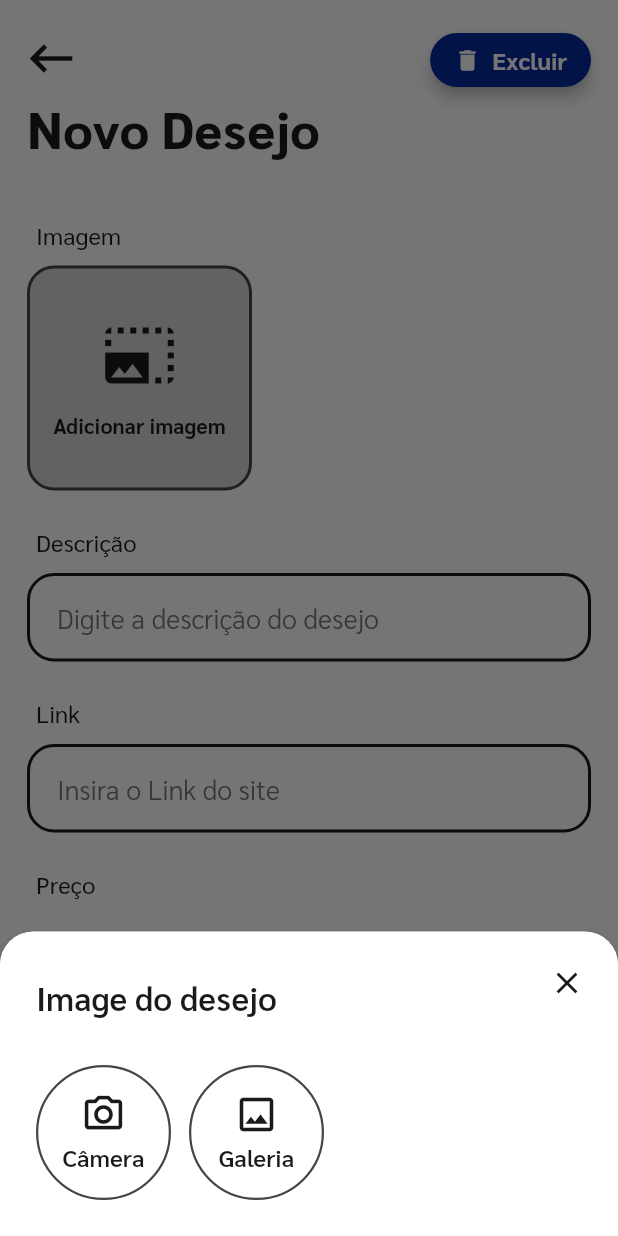
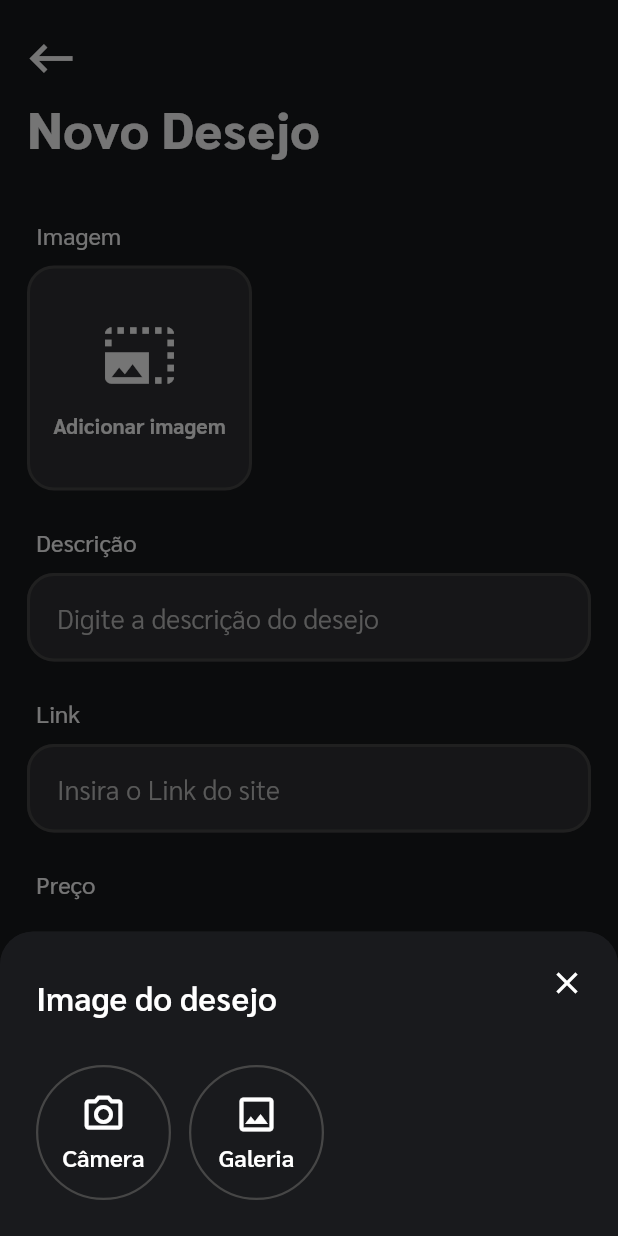
Before and after one commit to GabrielDimaa/my_gift_app, a Flutter app: the WishRegisterPage screen opened directly, after a tap on "Adicionar imagem", on a phone screen of 412 x 824 dp. Run offline on Flutter 3.47's test engine with Material 2 defaults, Android fonts, the phone set to English and light mode, and no system bars; our stand-ins replace cloud_firestore, dotted_border, firebase_auth, firebase_core, firebase_storage, flutter_svg and 4 more; accounts and stored records are empty; statements that could not run were skipped.

```diff
--- a/lib/app_theme.dart
+++ b/lib/app_theme.dart
@@ -11,7 +11,7 @@ class AppTheme extends StatelessWidget {
       title: 'Desejando',
       debugShowCheckedModeBanner: false,
       initialRoute: "/splash",
-      themeMode: ThemeMode.light,
+      themeMode: ThemeMode.dark,
       theme: ThemeData(
         brightness: Brightness.light,
         colorScheme: _colorSchemeLight,
--- a/lib/di/injection.dart
+++ b/lib/di/injection.dart
@@ -14,6 +14,7 @@ import '../layers/domain/usecases/implements/signup/signup_email.dart';
 import '../layers/domain/usecases/implements/tag/get_tags.dart';
 import '../layers/domain/usecases/implements/tag/save_tag.dart';
 import '../layers/domain/usecases/implements/user/get_user_logged.dart';
+import '../layers/domain/usecases/implements/wish/delete_wish.dart';
 import '../layers/domain/usecases/implements/wishlist/get_wishlists.dart';
 import '../layers/domain/usecases/implements/wishlist/save_wishlist.dart';
 import '../layers/infra/datasources/firebase_tag_datasource.dart';
@@ -117,6 +118,7 @@ class Injection {
       ),
       fenix: true,
     );
+    Get.lazyPut(() => DeleteWish(wishRepository: Get.find<WishRepository>()), fenix: true);
     Get.lazyPut(() => GetTags(tagRepository: Get.find<TagRepository>()), fenix: true);
     Get.lazyPut(() => SaveTag(tagRepository: Get.find<TagRepository>()), fenix: true);
     //endregion
@@ -145,6 +147,7 @@ class Injection {
     Get.lazyPut(
       () => GetxWishlistRegisterPresenter(
         saveWishlist: Get.find<SaveWishlist>(),
+        iDeleteWish: Get.find<DeleteWish>(),
         saveTag: Get.find<SaveTag>(),
         fetchTags: Get.find<GetTags>(),
       ),
--- a/lib/i18n/strings/pt_br.dart
+++ b/lib/i18n/strings/pt_br.dart
@@ -156,6 +156,9 @@ class PtBr implements Translation {
   String get wishes => "Desejos";
 
   @override
+  String get wish => "Desejo";
+
+  @override
   String get addWishes => "Adicionar desejos";
 
   @override
@@ -244,6 +247,15 @@ class PtBr implements Translation {
 
   @override
   String get removeImage => "Remover imagem";
+
+  @override
+  String get delete => "Excluir";
+
+  @override
+  String get confirmDeleteWish => "Deseja excluir o desejo?";
+
+  @override
+  String get deletingWish => "Excluindo desejo";
   //endregion
 
   //region Validation
--- a/lib/i18n/translation.dart
+++ b/lib/i18n/translation.dart
@@ -52,6 +52,7 @@ abstract class Translation {
   String get tag;
   String get addTag;
   String get wishes;
+  String get wish;
   String get addWishes;
   String get seeWishes;
   String get tagNormal;
@@ -82,6 +83,9 @@ abstract class Translation {
   String get imageWish;
   String get opening;
   String get removeImage;
+  String get delete;
+  String get confirmDeleteWish;
+  String get deletingWish;
   //endregion
 
   //region Validation
--- a/lib/layers/presentation/presenters/wish/abstracts/wish_register_presenter.dart
+++ b/lib/layers/presentation/presenters/wish/abstracts/wish_register_presenter.dart
@@ -8,5 +8,6 @@ abstract class WishRegisterPresenter implements IViewModel<WishViewModel> {
 
   Future<void> getFromCameraOrGallery({bool isGallery = true});
   Future<void> save();
+  Future<void> delete();
   void validate({bool ignoreWishlistId});
 }
--- a/lib/layers/presentation/presenters/wish/implements/getx_wish_register_presenter.dart
+++ b/lib/layers/presentation/presenters/wish/implements/getx_wish_register_presenter.dart
@@ -78,6 +78,12 @@ class GetxWishRegisterPresenter extends GetxController implements WishRegisterPr
   }
 
   @override
+  Future<void> delete() async {
+    // TODO: implement delete
+    throw UnimplementedError();
+  }
+
+  @override
   void validate({bool ignoreWishlistId = false}) {
     if (viewModel.description?.isEmpty ?? true) throw Exception(R.string.descriptionNotInformed);
     if (!ignoreWishlistId && viewModel.wishlistId == null) throw Exception(R.string.wishlistLinked);
--- a/lib/layers/presentation/presenters/wishlist/abstracts/wishlist_register_presenter.dart
+++ b/lib/layers/presentation/presenters/wishlist/abstracts/wishlist_register_presenter.dart
@@ -1,6 +1,7 @@
 import '../../../helpers/interfaces/i_loading.dart';
 import '../../../helpers/interfaces/i_view_model.dart';
 import '../../../viewmodels/tag_viewmodel.dart';
+import '../../../viewmodels/wish_viewmodel.dart';
 import '../../../viewmodels/wishlist_viewmodel.dart';
 
 abstract class WishlistRegisterPresenter implements IViewModel<WishlistViewModel>, ILoading {
@@ -8,6 +9,7 @@ abstract class WishlistRegisterPresenter implements IViewModel<WishlistViewModel
 
   Future<void> save();
   void validate();
+  Future<void> deleteWish(WishViewModel wish);
   Future<void> loadTags();
   Future<void> createTag(TagViewModel viewModel);
   void navigateToWishlists(WishlistViewModel viewModel);
--- a/lib/layers/presentation/ui/components/bottom_sheet/bottom_sheet_default.dart
+++ b/lib/layers/presentation/ui/components/bottom_sheet/bottom_sheet_default.dart
@@ -6,8 +6,15 @@ class BottomSheetDefault extends StatelessWidget {
   final String? title;
   final Widget child;
   final bool enablePop;
+  final EdgeInsets? contentPadding;
 
-  const BottomSheetDefault({Key? key, this.title, required this.child, this.enablePop = true}) : super(key: key);
+  const BottomSheetDefault({
+    Key? key,
+    this.title,
+    required this.child,
+    this.enablePop = true,
+    this.contentPadding,
+  }) : super(key: key);
 
   static Future<void> show({
     required BuildContext context,
@@ -18,13 +25,19 @@ class BottomSheetDefault extends StatelessWidget {
     bool? isDismissible,
     bool? enableDrag,
     bool? enablePop,
+    EdgeInsets? contentPadding,
   }) async {
     return await showModalBottomSheet(
       context: context,
       isScrollControlled: isScrollControlled ?? false,
       isDismissible: isDismissible ?? true,
       enableDrag: enableDrag ?? true,
-      builder: (_) => BottomSheetDefault(title: title, enablePop: enablePop ?? true, child: child),
+      builder: (_) => BottomSheetDefault(
+        title: title,
+        enablePop: enablePop ?? true,
+        contentPadding: contentPadding,
+        child: child,
+      ),
     );
   }
 
@@ -45,15 +58,13 @@ class BottomSheetDefault extends StatelessWidget {
               onPressed: () => enablePop ? Navigator.pop(context) : null,
             ),
           ),
-          Padding(
-            padding: const EdgeInsets.all(24),
-            child: Column(
+          Column(
             mainAxisSize: MainAxisSize.min,
             children: [
               Visibility(
                 visible: title != null,
                 child: Padding(
-                    padding: const EdgeInsets.only(top: 6, bottom: 30),
+                  padding: const EdgeInsets.only(top: 30, left: 24, bottom: 30),
                   child: Align(
                     alignment: Alignment.centerLeft,
                     child: Text(
@@ -63,9 +74,11 @@ class BottomSheetDefault extends StatelessWidget {
                   ),
                 ),
               ),
-                child,
+              Padding(
+                padding: contentPadding ?? const EdgeInsets.only(left: 24, right: 24, bottom: 24),
+                child: child,
+              ),
             ],
-            ),
           ),
         ],
       ),
```
Also changed, not shown: lib/layers/presentation/presenters/wishlist/implements/getx_wishlist_register_presenter.dart (+17 -10 lines), lib/layers/presentation/ui/pages/wish/widgets/list_tile_wish.dart (+27 -3 lines), lib/layers/presentation/ui/pages/wish/wish_register_page.dart (+23 -1 lines), lib/layers/presentation/ui/pages/wishlist/wishlist_register_page.dart (+21 -0 lines). Lines whose indentation alone changed are shown as unchanged.
